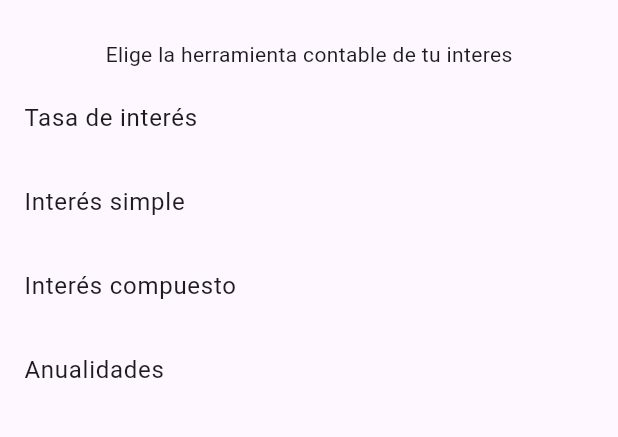
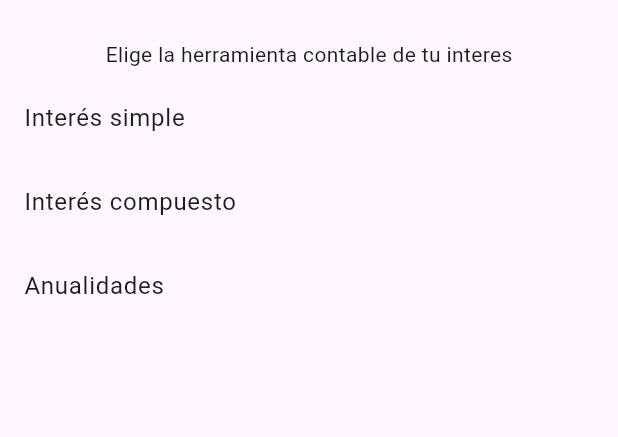
Before and after one commit to LuisPg10/ingemath, a Flutter app: the OperationsScreen screen opened by its route, on a phone screen of 412 x 824 dp, the part 60-497 px from its top. Run offline on Flutter 3.47's test engine with Material 3 defaults, Android fonts, the phone set to English and light mode, and no system bars; our stand-ins replace flutter_riverpod, go_router, google_fonts; project files that could hold a hidden picture were left out.

Commit message:
Each screen added

```diff
--- a/lib/config/menu/operation_options.dart
+++ b/lib/config/menu/operation_options.dart
@@ -2,28 +2,29 @@
 class Option {
   final String name;
   final String icon;
+  final String link;
 
   const Option({
     required this.name,
     required this.icon,
+    required this.link,
   });
 }
 
 const appMenuOptions = <Option>[
   Option(
-    name: "Tasa de interés",
-    icon: "assets/images/tasa-interes.png",
-  ),
-  Option(
     name: "Interés simple",
     icon: "assets/images/interes-simple.png",
+    link: "simple_interest"
   ),
   Option(
     name: "Interés compuesto",
     icon: "assets/images/interes-compuesto.png",
+    link: "compound_interest"
   ),
   Option(
     name: "Anualidades",
     icon: "assets/images/anualidades.png",
+    link: "annuities"
   ),
 ];
--- a/lib/config/routes/app_router.dart
+++ b/lib/config/routes/app_router.dart
@@ -13,11 +13,20 @@ final appRouter = GoRouter(
     GoRoute(
       path: "/operations",
       builder: (context, state) => const OperationsScreen(),
+      routes: [
+        GoRoute(
+          path: "annuities",
+          builder: (context, state) => const AnnuitiesScreen(),
+        ),
+        GoRoute(
+          path: "simple_interest",
+          builder: (context, state) => const SimpleInterestScreen(),
+        ),
+        GoRoute(
+          path: "compound_interest",
+          builder: (context, state) => const CompoundInterestScreen(),
+        )
+      ]
     ),
-
-    GoRoute(
-      path: "/aux",
-      builder: (context, state) => const AuxScreen(),
-    )
   ],
 );
--- a/lib/presentation/screens/aux_screen.dart
+++ b/lib/presentation/screens/annuities_screen.dart
@@ -1,13 +1,13 @@
 import 'package:flutter/material.dart';
 
-class AuxScreen extends StatelessWidget {
-  const AuxScreen({super.key});
+class AnnuitiesScreen extends StatelessWidget {
+  const AnnuitiesScreen({super.key});
 
   @override
   Widget build(BuildContext context) {
     return Scaffold(
       appBar: AppBar(title: const Text("Klk"),),
-      body: const Center(child: Text("Esto es temporal")),
+      body: const Center(child: Text("Anualidades :)")),
     );
   }
 }
--- a/lib/presentation/screens/operations_screen.dart
+++ b/lib/presentation/screens/operations_screen.dart
@@ -24,10 +24,12 @@ class OperationsScreen extends StatelessWidget {
             child: ListView.builder(
               itemCount: appMenuOptions.length,
               itemBuilder: (context, index) {
+                final option = appMenuOptions[index];
+
                 return GestureDetector(
-                  onTap: () => context.push("/aux"),
+                  onTap: () => context.push("/operations/${option.link}"),
                   child: ListTile(
-                    title: Text(appMenuOptions[index].name),
+                    title: Text(option.name),
                   ),
                 );
               },
--- a/lib/presentation/screens/screens.dart
+++ b/lib/presentation/screens/screens.dart
@@ -1,3 +1,5 @@
 export 'home_screen.dart';
 export 'operations_screen.dart';
-export 'aux_screen.dart';
+export 'annuities_screen.dart';
+export 'compound_interest_screen.dart';
+export 'simple_interest_screen.dart';
```
Also changed, not shown: lib/presentation/screens/compound_interest_screen.dart (added, +13 -0 lines), lib/presentation/screens/simple_interest_screen.dart (added, +13 -0 lines), lib/domain/domain.dart (added), lib/infraestructure/infraestructure.dart (added).
